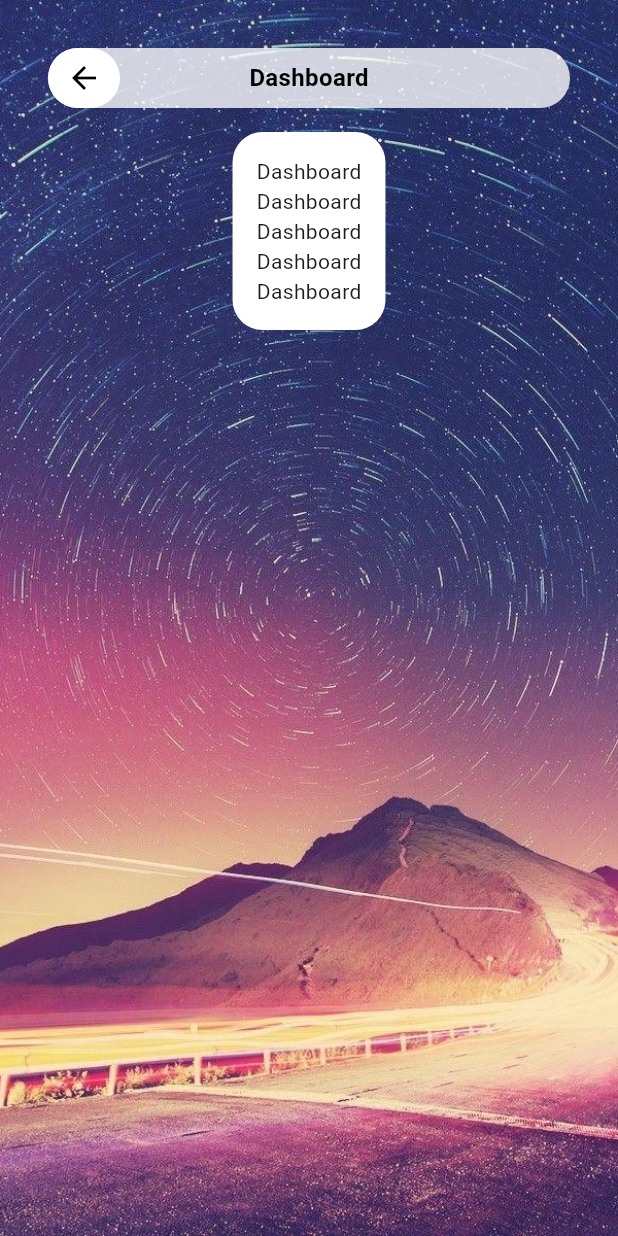
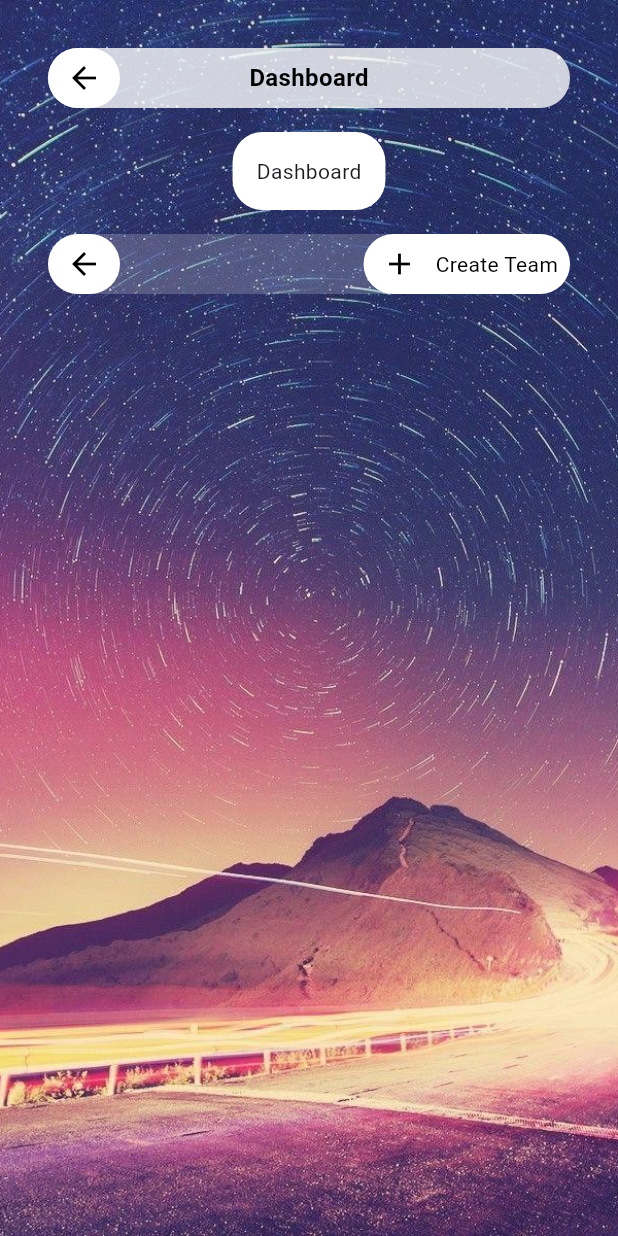
Before and after one commit to m3talsmith/capabilities_app, a Flutter app: the Dashboard screen opened directly, on a phone screen of 412 x 824 dp. Run offline on Flutter 3.47's test engine with Material 3 defaults, Android fonts, the phone set to English and light mode, and no system bars; our stand-ins replace flutter_riverpod, google_fonts, shared_preferences; missing offline and left inert: clipboard; accounts and stored records are empty.

Commit message:
Worked on the background

```diff
--- a/lib/teams/dashboard.dart
+++ b/lib/teams/dashboard.dart
@@ -12,17 +12,26 @@ class Dashboard extends ConsumerWidget {
     return Scaffold(
       body: ScreenContainer(
         navigationBar: ScreenNavigationBar(title: 'Dashboard'),
-        child: ContentContainer(
-          backgroundColor: Theme.of(context).colorScheme.surface,
-          child: Column(
-            children: [
-              Text('Dashboard'),
-              Text('Dashboard'),
-              Text('Dashboard'),
-              Text('Dashboard'),
-              Text('Dashboard'),
-            ],
-          ),
+        child: Column(
+          children: [
+            ContentContainer(
+              backgroundColor: Theme.of(context).colorScheme.surface,
+              child: Text('Dashboard'),
+            ),
+            ScreenNavigationBar(
+              backgroundColor: Theme.of(
+                context,
+              ).colorScheme.surface.withAlpha(50),
+              showLogout: false,
+              actions: [
+                ScreenNavigationItem(
+                  icon: Icons.add,
+                  onPressed: () {},
+                  title: 'Create Team',
+                ),
+              ],
+            ),
+          ],
         ),
       ),
     );
--- a/lib/ui/screen_navigation_bar.dart
+++ b/lib/ui/screen_navigation_bar.dart
@@ -9,6 +9,7 @@ class ScreenNavigationBar extends ConsumerWidget {
   final List<Widget>? actions;
   final Color? backgroundColor;
   final Color? titleColor;
+  final bool? showLogout;
 
   const ScreenNavigationBar({
     super.key,
@@ -17,6 +18,7 @@ class ScreenNavigationBar extends ConsumerWidget {
     this.actions,
     this.backgroundColor,
     this.titleColor,
+    this.showLogout = true,
   });
 
   @override
@@ -59,7 +61,7 @@ class ScreenNavigationBar extends ConsumerWidget {
               ...navigationItems ?? [],
               Expanded(child: SizedBox.shrink()),
               ...(actions ?? []),
-              if (auth != null)
+              if (auth != null && showLogout == true)
                 ScreenNavigationItem(
                   icon: Icons.logout,
                   onPressed: () {
@@ -113,7 +115,27 @@ class ScreenNavigationItem extends StatelessWidget {
                 : backgroundColor ?? Theme.of(context).colorScheme.surface,
         borderRadius: BorderRadius.circular(20),
       ),
-      child: IconButton(onPressed: onPressed, icon: Icon(icon)),
+      child: Row(
+        children: [
+          IconButton(
+            onPressed: onPressed,
+            icon: Icon(
+              icon,
+              color: iconColor ?? Theme.of(context).colorScheme.onSurface,
+            ),
+          ),
+          if (title != null)
+            Padding(
+              padding: const EdgeInsets.only(right: 8),
+              child: Text(
+                title ?? '',
+                style: TextStyle(
+                  color: textColor ?? Theme.of(context).colorScheme.onSurface,
+                ),
+              ),
+            ),
+        ],
+      ),
     );
   }
 }
```
